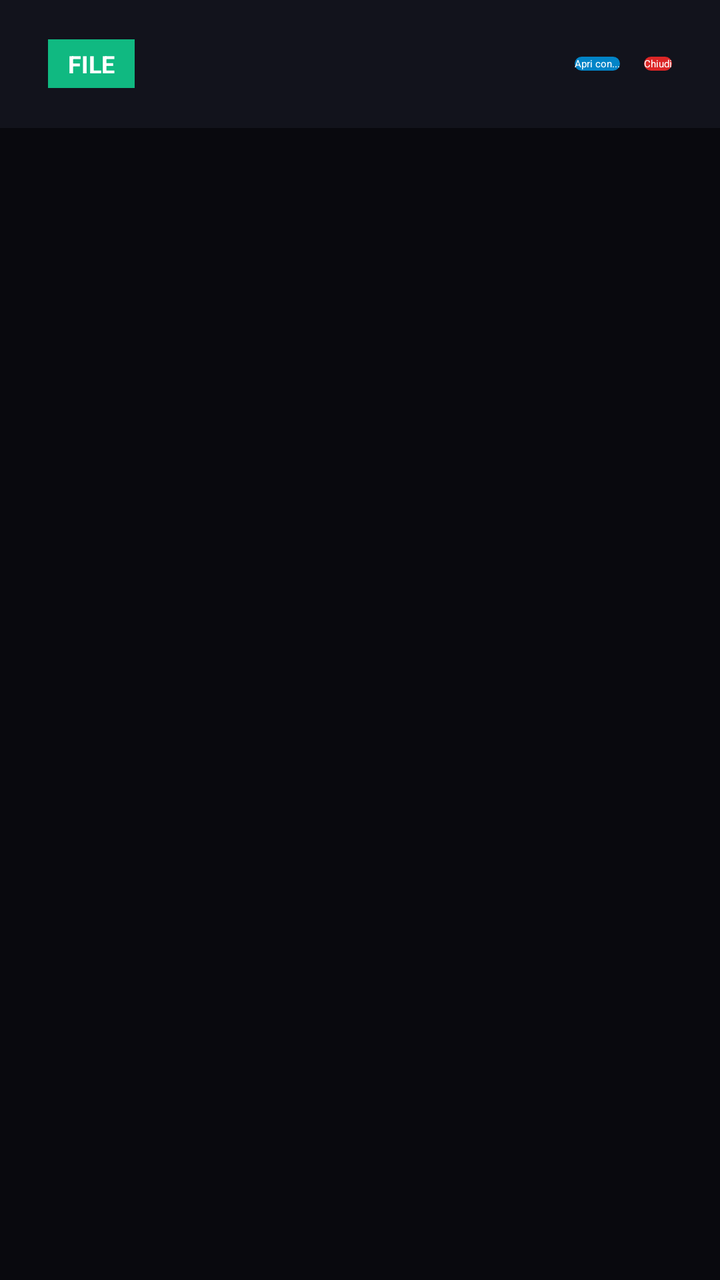
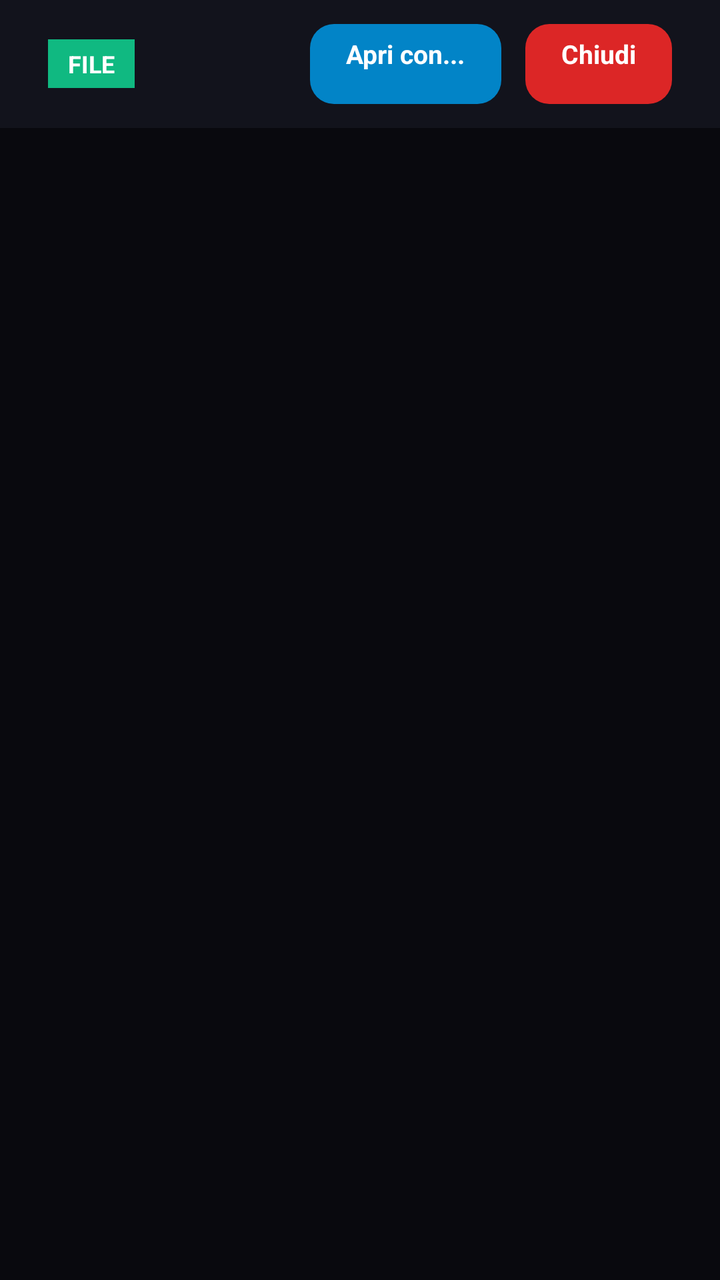

Screens rendered from an Android XML layout before and after an edit, with the pre-edit source and the edit as a unified diff.
<!-- AndroidManifest.xml: application theme Theme.TwoTV.TV -->
<!-- res/layout/dialog_image_preview.xml -->
<?xml version="1.0" encoding="utf-8"?>
<RelativeLayout xmlns:android="http://schemas.android.com/apk/res/android"
    xmlns:app="http://schemas.android.com/apk/res-auto"
    android:layout_width="match_parent"
    android:layout_height="match_parent"
    android:background="#09090E">

    
    <LinearLayout
        android:id="@+id/imageHeaderBar"
        android:layout_width="match_parent"
        android:layout_height="64dp"
        android:layout_alignParentTop="true"
        android:background="#12131C"
        android:gravity="center_vertical"
        android:orientation="horizontal"
        android:paddingHorizontal="24dp">

        <TextView
            android:id="@+id/imageTypeBadge"
            android:layout_width="wrap_content"
            android:layout_height="wrap_content"
            android:layout_marginEnd="12dp"
            android:background="#10B981"
            android:paddingHorizontal="10dp"
            android:paddingVertical="4dp"
            android:text="FILE"
            android:textColor="#FFFFFF"
            android:textSize="12sp"
            android:textStyle="bold" />

        <TextView
            android:id="@+id/imageTitleText"
            android:layout_width="0dp"
            android:layout_height="wrap_content"
            android:layout_weight="1"
            android:textColor="#FFFFFF"
            android:textSize="20sp"
            android:textStyle="bold" />

        <Button
            android:id="@+id/btnOpenWithImage"
            android:layout_width="wrap_content"
            android:layout_height="wrap_content"
            android:layout_marginEnd="12dp"
            android:background="@drawable/bg_btn_primary"
            app:backgroundTint="@null"
            android:focusable="true"
            android:text="Apri con..."
            android:textColor="@color/color_btn_text" />

        <Button
            android:id="@+id/btnCloseImage"
            android:layout_width="wrap_content"
            android:layout_height="wrap_content"
            android:background="@drawable/bg_btn_danger"
            app:backgroundTint="@null"
            android:focusable="true"
            android:text="Chiudi"
            android:textColor="@color/color_btn_text" />

    </LinearLayout>

    <ImageView
        android:id="@+id/previewImageView"
        android:layout_width="match_parent"
        android:layout_height="match_parent"
        android:layout_below="@id/imageHeaderBar"
        android:adjustViewBounds="true"
        android:scaleType="fitCenter" />

</RelativeLayout>
<!-- resources referenced by this layout -->
<resources>
  <!-- drawable bg_btn_danger (drawable) -->
  <?xml version="1.0" encoding="utf-8"?>
  <selector xmlns:android="http://schemas.android.com/apk/res/android">
      
      <item android:state_focused="true">
          <shape android:shape="rectangle">
              <corners android:radius="12dp" />
              <solid android:color="#FF5252" />
              <stroke android:width="4dp" android:color="#FFFFFF" />
          </shape>
      </item>
      <item android:state_pressed="true">
          <shape android:shape="rectangle">
              <corners android:radius="12dp" />
              <solid android:color="#FF5252" />
              <stroke android:width="4dp" android:color="#FFFFFF" />
          </shape>
      </item>
      
      <item>
          <shape android:shape="rectangle">
              <corners android:radius="12dp" />
              <solid android:color="#DC2626" />
          </shape>
      </item>
  </selector>
  <!-- drawable bg_btn_primary (drawable) -->
  <?xml version="1.0" encoding="utf-8"?>
  <selector xmlns:android="http://schemas.android.com/apk/res/android">
      
      <item android:state_focused="true">
          <shape android:shape="rectangle">
              <corners android:radius="12dp" />
              <solid android:color="#00E5FF" />
              <stroke android:width="4dp" android:color="#FFFFFF" />
          </shape>
      </item>
      <item android:state_pressed="true">
          <shape android:shape="rectangle">
              <corners android:radius="12dp" />
              <solid android:color="#00E5FF" />
              <stroke android:width="4dp" android:color="#FFFFFF" />
          </shape>
      </item>
      
      <item>
          <shape android:shape="rectangle">
              <corners android:radius="12dp" />
              <solid android:color="#0284C7" />
          </shape>
      </item>
  </selector>
  <style name="Theme.TwoTV.TV" parent="Theme.Leanback">
          <item name="android:windowNoTitle">true</item>
          <item name="android:windowActionBar">false</item>
          <item name="android:windowFullscreen">true</item>
          <item name="android:windowBackground">#09090E</item>
          <item name="android:colorBackground">#09090E</item>
      </style>
</resources>

<!-- the commit's change to res/layout/dialog_image_preview.xml (unified diff, before → after) -->
@@ -41,23 +41,33 @@
         <Button
             android:id="@+id/btnOpenWithImage"
             android:layout_width="wrap_content"
-            android:layout_height="wrap_content"
+            android:layout_height="40dp"
             android:layout_marginEnd="12dp"
             android:background="@drawable/bg_btn_primary"
             app:backgroundTint="@null"
+            android:paddingHorizontal="18dp"
+            android:paddingVertical="6dp"
             android:focusable="true"
             android:text="Apri con..."
-            android:textColor="@color/color_btn_text" />
+            android:textColor="@color/color_btn_text"
+            android:textSize="13sp"
+            android:textAllCaps="false"
+            android:textStyle="bold" />
 
         <Button
             android:id="@+id/btnCloseImage"
             android:layout_width="wrap_content"
-            android:layout_height="wrap_content"
+            android:layout_height="40dp"
             android:background="@drawable/bg_btn_danger"
             app:backgroundTint="@null"
+            android:paddingHorizontal="18dp"
+            android:paddingVertical="6dp"
             android:focusable="true"
             android:text="Chiudi"
-            android:textColor="@color/color_btn_text" />
+            android:textColor="@color/color_btn_text"
+            android:textSize="13sp"
+            android:textAllCaps="false"
+            android:textStyle="bold" />
 
     </LinearLayout>
 
